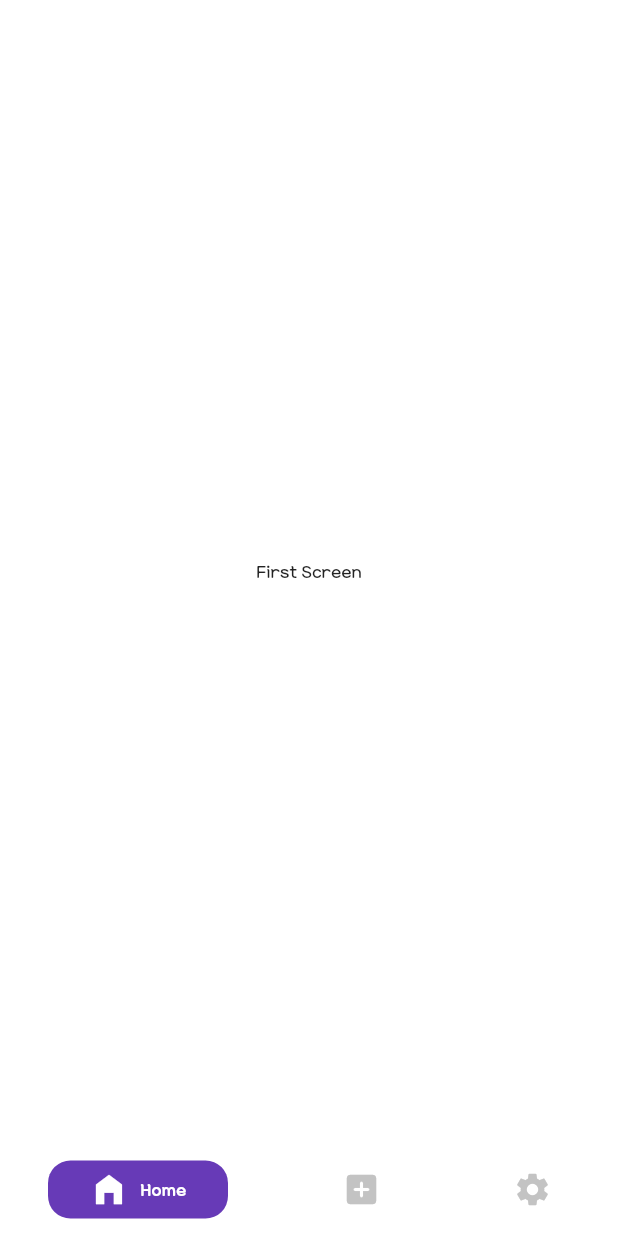
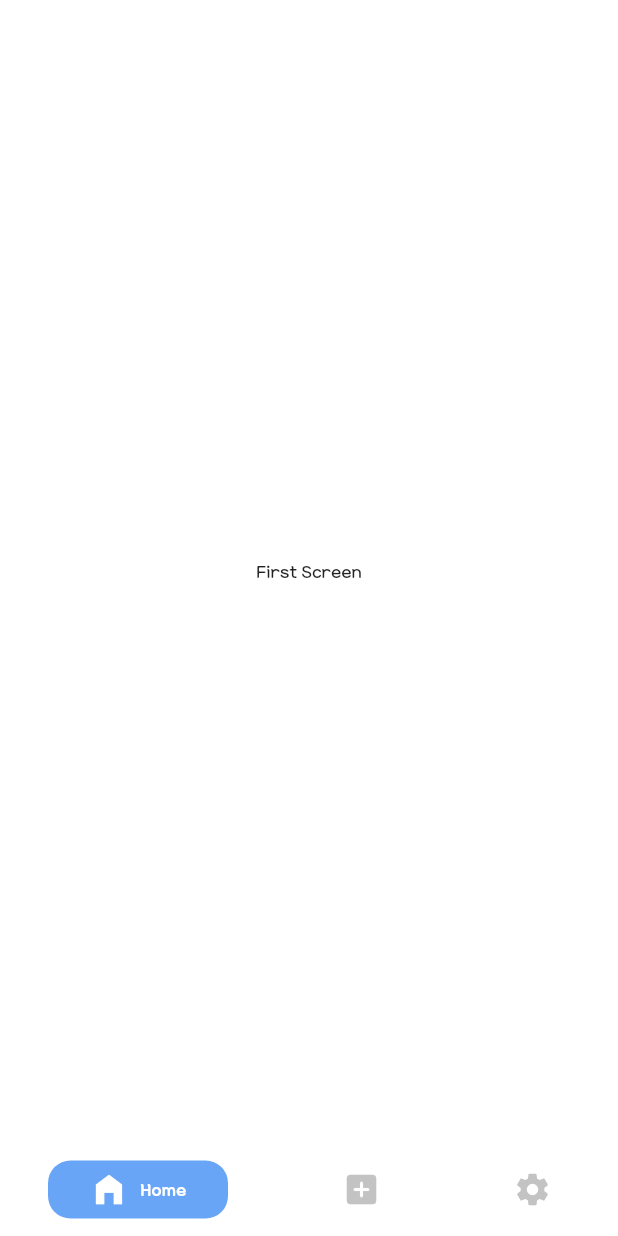
Before and after one commit to boglbbogl/flutter_goffer, a Flutter app: the screen it shows after launch, on a phone screen of 412 x 824 dp. Run offline on Flutter 3.47's test engine with Material 2 defaults, Android fonts, the phone set to English and light mode, and no system bars; drawn by our look-alikes of persistent_bottom_nav_bar; our stand-ins replace bloc, dartz, flutter_bloc, freezed_annotation, get_it, injectable.

Commit message:
theme color, create main background image

```diff
--- a/lib/_constant/widgets/theme.dart
+++ b/lib/_constant/widgets/theme.dart
@@ -2,3 +2,4 @@ import 'package:flutter/material.dart';
 
 late Size size;
 late ThemeData theme;
+Color appColor = const Color.fromRGBO(104, 165, 247, 1);
--- a/lib/presentation/create/create_background_page.dart
+++ b/lib/presentation/create/create_background_page.dart
@@ -11,9 +11,7 @@ class CreateBackgroundPage extends StatelessWidget {
           child: Text(
         '나만의 여정을 만들어 보세요',
         style: theme.textTheme.bodyText2!.copyWith(
-            color: Colors.deepPurple,
-            fontWeight: FontWeight.bold,
-            fontSize: 30),
+            color: appColor, fontWeight: FontWeight.bold, fontSize: 30),
       )),
     );
   }
--- a/lib/presentation/main_page.dart
+++ b/lib/presentation/main_page.dart
@@ -42,16 +42,17 @@ class MainPage extends StatelessWidget {
       _btnItem(
         title: "Home",
         icon: Icons.home_filled,
-        activeColor: Colors.deepPurple,
+        activeColor: appColor,
       ),
       _btnItem(
-          title: "Add",
-          icon: Icons.add_box_rounded,
-          activeColor: Colors.deepPurple),
+        title: "Add",
+        icon: Icons.add_box_rounded,
+        activeColor: appColor,
+      ),
       _btnItem(
         title: "Setting",
         icon: Icons.settings,
-        activeColor: Colors.deepOrange,
+        activeColor: appColor,
       ),
     ];
   }
--- a/pubspec.yaml
+++ b/pubspec.yaml
@@ -63,9 +63,8 @@ flutter:
   uses-material-design: true
 
   # To add assets to your application, add an assets section, like this:
-  # assets:
-  #   - images/a_dot_burr.jpeg
-  #   - images/a_dot_ham.jpeg
+  assets:
+    - assets/images/
 
   # An image asset can refer to one or more resolution-specific "variants", see
   # https://flutter.dev/assets-and-images/#resolution-aware.
```
Also changed, not shown: lib/presentation/create/create_main_page.dart (+41 -20 lines), 1 other file.
